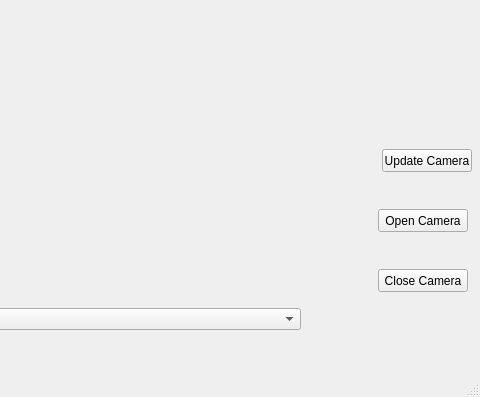
The window that mainwindow.ui (WangHongshuo/Simple_Camera_APP-Qt-opencv) describes before a commit, drawn with Qt 5; both pictures show x 342 to 822 and y 198 to 595 of the 822 by 595 pixel window.
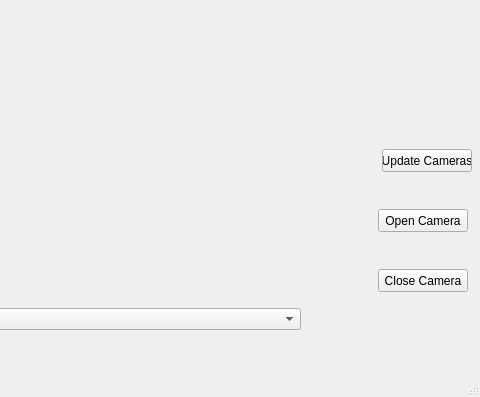
The same window after the commit. Custom widgets are drawn as their Qt base class.

What changed in the file:
```diff
--- a/mainwindow.ui
+++ b/mainwindow.ui
@@ -104,7 +104,7 @@
      </size>
     </property>
     <property name="text">
-     <string>Update Camera</string>
+     <string>Update Cameras</string>
     </property>
    </widget>
    <zorder>layoutWidget</zorder>
```
